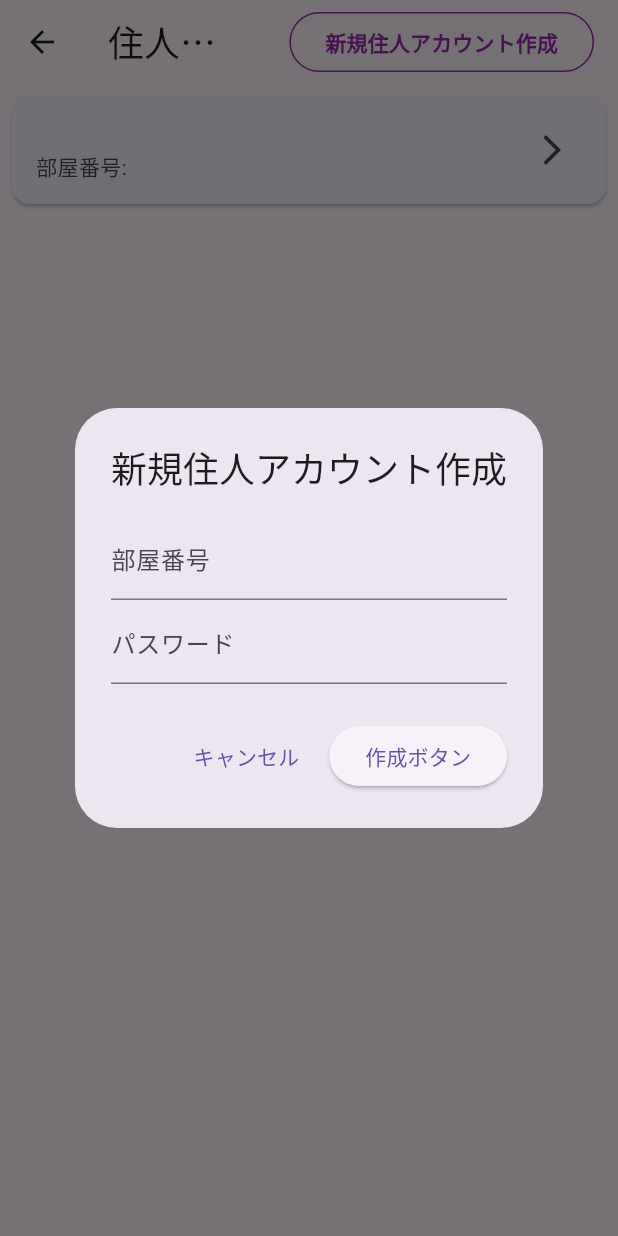
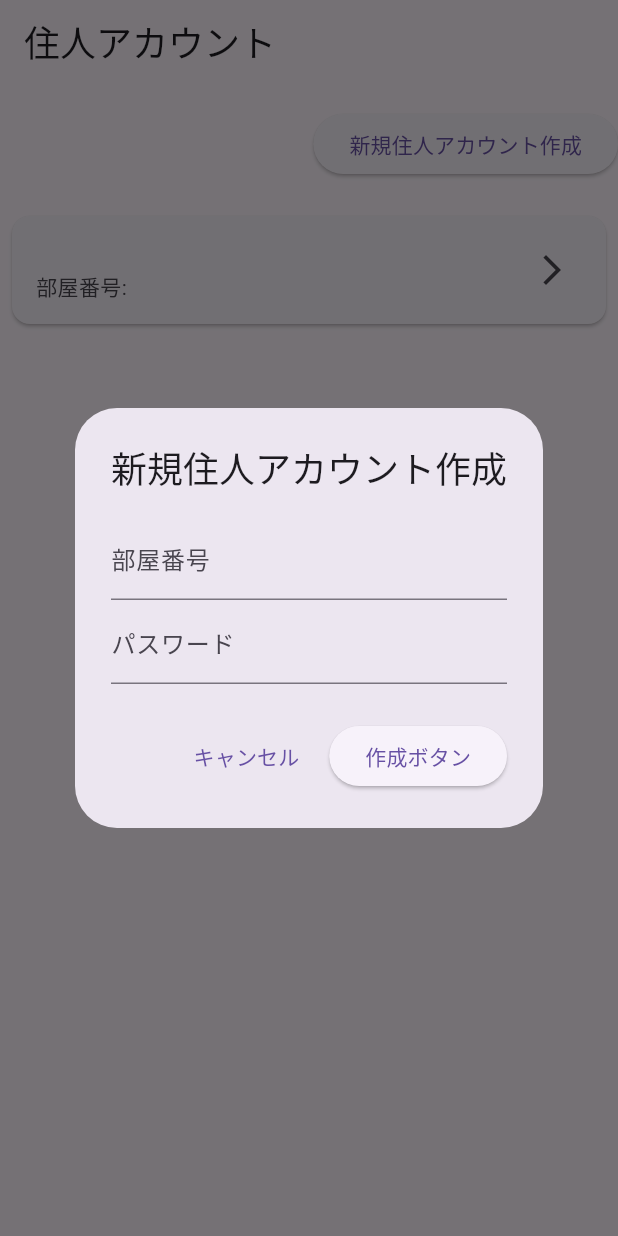
Before and after one commit to daiya-2000/reservation-app, a Flutter app: the AccountScreen screen opened directly with empty values, after a tap on "新規住人アカウント作成", on a phone screen of 412 x 824 dp. Run offline on Flutter 3.47's test engine with Material 3 defaults, Android fonts, the phone set to English and light mode, and no system bars; our stand-ins replace cloud_firestore, cloud_functions, csv, file_picker, firebase_auth, firebase_core and 3 more; missing offline and left inert: universal_html; accounts and stored records are empty.

```diff
--- a/reservation_app/lib/operator_screen.dart
+++ b/reservation_app/lib/operator_screen.dart
@@ -81,7 +81,10 @@ class _OperatorScreenState extends State<OperatorScreen> {
     }
     return Scaffold(
       appBar: AppBar(
-        title: const Text('マンション管理者ダッシュボード'),
+        title: const Text(
+          'マンション管理者ダッシュボード',
+          style: TextStyle(fontSize: 32, fontWeight: FontWeight.bold),
+        ),
       ),
       body: Row(
         children: [
@@ -150,7 +153,7 @@ class _OperatorScreenState extends State<OperatorScreen> {
               ),
               NavigationRailDestination(
                 icon: Icon(Icons.account_circle),
-                label: Text('アカウント',
+                label: Text('住人アカウント一覧',
                     style: TextStyle(
                         fontSize: 14,
                         color: Colors.white,
@@ -182,7 +185,18 @@ class HomeScreen extends StatelessWidget {
 
   @override
   Widget build(BuildContext context) {
-    return Padding(
+    return Scaffold(
+      appBar: AppBar(
+        title: const Text(
+          'ホーム',
+          style: TextStyle(
+            fontSize: 24,
+          ),
+        ),
+        centerTitle: true, // ★ タイトルを中央に表示
+        automaticallyImplyLeading: false, // ← 戻る矢印が出ないように（念のため）
+      ),
+      body: Padding(
         padding: const EdgeInsets.all(16.0),
         child: Column(
           crossAxisAlignment: CrossAxisAlignment.stretch,
@@ -193,13 +207,8 @@ class HomeScreen extends StatelessWidget {
               onPressed: () =>
                   _showTodayAndTomorrowReservations(context, apartmentId),
             ),
-          // const SizedBox(height: 16),
-          // _buildDashboardCard(
-          //   title: '住人の新規申請表示',
-          //   buttonText: 'もっと見る',
-          //   onPressed: () {},
-          // ),
-        ],
+          ],
+        ),
       ),
     );
   }
@@ -893,8 +902,8 @@ class _FacilityCalendarScreenState extends State<FacilityCalendarScreen> {
             .doc(userId)
             .get();
         userMap[userId] = {
-          'name': userDoc['name'] ?? '不明',
-          'roomNumber': userDoc['roomNumber'] ?? '不明',
+          'name': userDoc.data()?['name'] ?? '不明',
+          'roomNumber': userDoc.data()?['roomNumber'] ?? '不明',
           'total': 0,
         };
       }
@@ -1588,7 +1597,8 @@ class _FacilityCalendarScreenState extends State<FacilityCalendarScreen> {
                     .collection('users')
                     .doc(user.uid)
                     .get();
-                final apartmentId = userDoc['apartment'] ?? 'unknown_apartment';
+                final apartmentId =
+                    userDoc.data()?['apartment'] ?? 'unknown_apartment';
 
                 imageUrl = await _uploadImageToStorage();
 
@@ -2249,15 +2259,6 @@ class AccountScreen extends StatelessWidget {
   const AccountScreen({Key? key, required this.apartmentId}) : super(key: key);
 
   Future<List<Map<String, dynamic>>> _fetchResidents(String apartmentId) async {
-    final user = FirebaseAuth.instance.currentUser;
-    if (user == null) return [];
-
-    final userDoc = await FirebaseFirestore.instance
-        .collection('users')
-        .doc(user.uid)
-        .get();
-    final apartmentId = userDoc['apartment'];
-
     final querySnapshot = await FirebaseFirestore.instance
         .collection('users')
         .where('apartment', isEqualTo: apartmentId)
@@ -2270,15 +2271,6 @@ class AccountScreen extends StatelessWidget {
   }
 
   Future<void> _createResidentAccount(BuildContext context) async {
-    final user = FirebaseAuth.instance.currentUser;
-    if (user == null) return;
-
-    final userDoc = await FirebaseFirestore.instance
-        .collection('users')
-        .doc(user.uid)
-        .get();
-    final apartmentId = userDoc['apartment'];
-
     final roomNumberController = TextEditingController();
     final passwordController = TextEditingController();
 
@@ -2323,7 +2315,8 @@ class AccountScreen extends StatelessWidget {
                     'email': '${roomNumberController.text.trim()}@example.com',
                     'roomNumber': roomNumberController.text.trim(),
                     'role': 'Resident',
-                    'apartment': apartmentId,
+                    'apartment':
+                        apartmentId, // ← ここを修正して context で受け取った apartmentId を使用
                   });
 
                   Navigator.pop(context);
@@ -2393,36 +2386,28 @@ class AccountScreen extends StatelessWidget {
   Widget build(BuildContext context) {
     return Scaffold(
       appBar: AppBar(
+        automaticallyImplyLeading: false,
         title: const Text(
           '住人アカウント',
           style: TextStyle(
             fontSize: 24,
           ),
         ),
-        actions: [
-          Padding(
-            padding:
-                const EdgeInsets.symmetric(horizontal: 16.0, vertical: 8.0),
-            child: OutlinedButton(
+      ),
+      body: Column(
+        crossAxisAlignment: CrossAxisAlignment.stretch,
+        children: [
+          const SizedBox(height: 16),
+          Align(
+            alignment: Alignment.centerRight,
+            child: ElevatedButton(
               onPressed: () => _createResidentAccount(context),
-              style: OutlinedButton.styleFrom(
-                side: const BorderSide(color: Colors.purple),
-                shape: RoundedRectangleBorder(
-                  borderRadius: BorderRadius.circular(20),
-                ),
-              ),
-              child: const Text(
-                '新規住人アカウント作成',
-                style: TextStyle(
-                  color: Colors.purple,
-                  fontWeight: FontWeight.bold,
-                ),
-              ),
-            ),
-          ),
-        ],
-      ),
-      body: FutureBuilder<List<Map<String, dynamic>>>(
+              child: const Text('新規住人アカウント作成'),
+            ),
+          ),
+          const SizedBox(height: 16),
+          Expanded(
+            child: FutureBuilder<List<Map<String, dynamic>>>(
               future: _fetchResidents(apartmentId),
               builder: (context, snapshot) {
                 if (snapshot.connectionState == ConnectionState.waiting) {
@@ -2443,7 +2428,8 @@ class AccountScreen extends StatelessWidget {
                       margin: const EdgeInsets.all(8.0),
                       child: ListTile(
                         title: Text(resident['name'] ?? '名前不明'),
-                  subtitle: Text('部屋番号: ${resident['roomNumber'] ?? '不明'}'),
+                        subtitle:
+                            Text('部屋番号: ${resident['roomNumber'] ?? '不明'}'),
                         trailing: const Icon(Icons.arrow_forward_ios),
                         onTap: () => _showResidentDialog(context, resident),
                       ),
@@ -2452,24 +2438,9 @@ class AccountScreen extends StatelessWidget {
                 );
               },
             ),
-    );
-  }
-}
-
-/* ----------------------------------------------------------------
-   プレースホルダー画面 (既存)
----------------------------------------------------------------- */
-class PlaceholderScreen extends StatelessWidget {
-  final String title;
-  const PlaceholderScreen({Key? key, required this.title}) : super(key: key);
-
-  @override
-  Widget build(BuildContext context) {
-    return Center(
-      child: Text(
-        title,
-        style: const TextStyle(fontSize: 24, fontWeight: FontWeight.bold),
-      ),
-    );
-  }
-}
+          ),
+        ],
+      ),
+    );
+  }
+}
```
Also changed, not shown: reservation_app/lib/admin_screen.dart (+66 -5 lines). Lines whose indentation alone changed are shown as unchanged.
